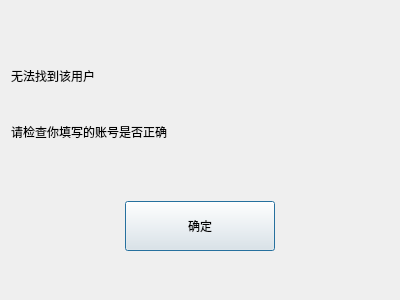
Old version of the form client/dialogs/findfaildlg.ui in the repository yrc920/xiguchat.
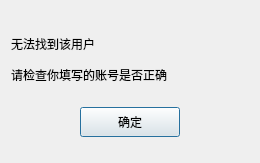
New version of the form. Custom widgets are drawn as their Qt base class.

The edit to the form file:
```diff
--- a/client/dialogs/findfaildlg.ui
+++ b/client/dialogs/findfaildlg.ui
@@ -6,20 +6,20 @@
    <rect>
     <x>0</x>
     <y>0</y>
-    <width>400</width>
-    <height>300</height>
+    <width>260</width>
+    <height>163</height>
    </rect>
   </property>
   <property name="minimumSize">
    <size>
-    <width>400</width>
-    <height>300</height>
+    <width>260</width>
+    <height>163</height>
    </size>
   </property>
   <property name="maximumSize">
    <size>
-    <width>400</width>
-    <height>300</height>
+    <width>260</width>
+    <height>163</height>
    </size>
   </property>
   <property name="windowTitle">
@@ -37,7 +37,7 @@
      <property name="sizeHint" stdset="0">
       <size>
        <width>20</width>
-       <height>40</height>
+       <height>20</height>
       </size>
      </property>
     </spacer>
@@ -47,13 +47,13 @@
      <property name="minimumSize">
       <size>
        <width>0</width>
-       <height>50</height>
+       <height>25</height>
       </size>
      </property>
      <property name="maximumSize">
       <size>
        <width>16777215</width>
-       <height>50</height>
+       <height>25</height>
       </size>
      </property>
      <property name="text">
@@ -66,13 +66,13 @@
      <property name="minimumSize">
       <size>
        <width>0</width>
-       <height>50</height>
+       <height>25</height>
       </size>
      </property>
      <property name="maximumSize">
       <size>
        <width>16777215</width>
-       <height>50</height>
+       <height>25</height>
       </size>
      </property>
      <property name="text">
@@ -82,24 +82,36 @@
    </item>
    <item>
     <widget class="QWidget" name="widget" native="true">
+     <property name="maximumSize">
+      <size>
+       <width>16777215</width>
+       <height>16777215</height>
+      </size>
+     </property>
      <layout class="QHBoxLayout" name="horizontalLayout">
       <item>
        <widget class="ClickedBtn" name="fail_sure_btn">
         <property name="minimumSize">
          <size>
-          <width>150</width>
-          <height>50</height>
+          <width>100</width>
+          <height>30</height>
          </size>
         </property>
         <property name="maximumSize">
          <size>
-          <width>150</width>
-          <height>50</height>
+          <width>100</width>
+          <height>30</height>
          </size>
         </property>
         <property name="text">
          <string>确定</string>
         </property>
+        <property name="iconSize">
+         <size>
+          <width>16</width>
+          <height>16</height>
+         </size>
+        </property>
        </widget>
       </item>
      </layout>
```
